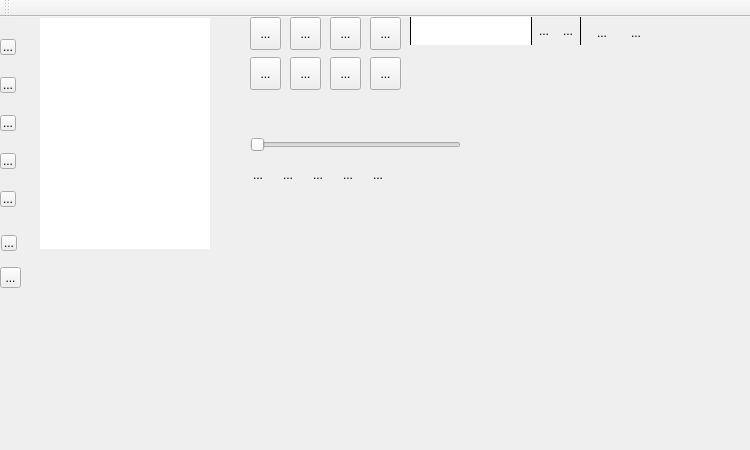
milohr/babe-qt, file mainwindow.ui: the form before one commit.
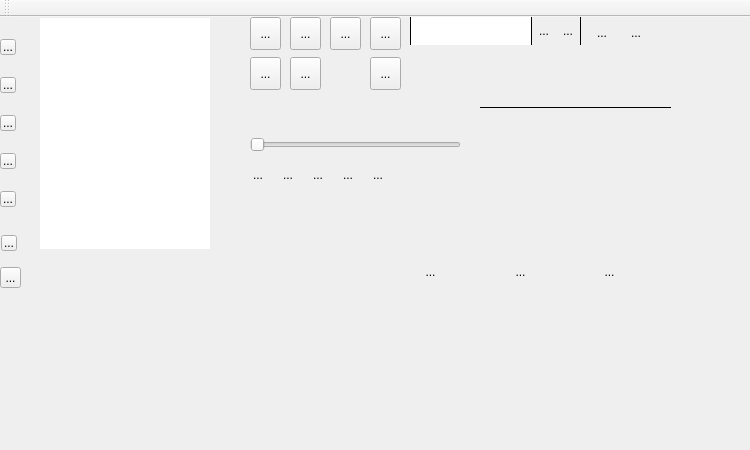
The form after the commit. Icons and pictures are not drawn.

What changed in the file:
```diff
--- a/mainwindow.ui
+++ b/mainwindow.ui
@@ -356,23 +356,6 @@
       <normaloff>:/Data/data/view-media-playlist.svg</normaloff>:/Data/data/view-media-playlist.svg</iconset>
     </property>
    </widget>
-   <widget class="QToolButton" name="open_btn">
-    <property name="geometry">
-     <rect>
-      <x>330</x>
-      <y>40</y>
-      <width>31</width>
-      <height>33</height>
-     </rect>
-    </property>
-    <property name="text">
-     <string>...</string>
-    </property>
-    <property name="icon">
-     <iconset theme="filename-title-amarok">
-      <normaloff>.</normaloff>.</iconset>
-    </property>
-   </widget>
    <widget class="QToolButton" name="info_view">
     <property name="geometry">
      <rect>
@@ -789,6 +772,152 @@
      </item>
     </layout>
    </widget>
+   <widget class="QFrame" name="playlistUtils">
+    <property name="geometry">
+     <rect>
+      <x>420</x>
+      <y>240</y>
+      <width>200</width>
+      <height>31</height>
+     </rect>
+    </property>
+    <property name="sizePolicy">
+     <sizepolicy hsizetype="Expanding" vsizetype="Preferred">
+      <horstretch>0</horstretch>
+      <verstretch>0</verstretch>
+     </sizepolicy>
+    </property>
+    <property name="maximumSize">
+     <size>
+      <width>200</width>
+      <height>16777215</height>
+     </size>
+    </property>
+    <property name="styleSheet">
+     <string notr="true">margin:0;</string>
+    </property>
+    <property name="frameShape">
+     <enum>QFrame::NoFrame</enum>
+    </property>
+    <property name="frameShadow">
+     <enum>QFrame::Plain</enum>
+    </property>
+    <layout class="QGridLayout" name="gridLayout">
+     <property name="leftMargin">
+      <number>0</number>
+     </property>
+     <property name="topMargin">
+      <number>0</number>
+     </property>
+     <property name="rightMargin">
+      <number>0</number>
+     </property>
+     <property name="bottomMargin">
+      <number>0</number>
+     </property>
+     <property name="spacing">
+      <number>0</number>
+     </property>
+     <item row="0" column="2">
+      <widget class="QToolButton" name="tracks_view_2">
+       <property name="text">
+        <string>...</string>
+       </property>
+       <property name="icon">
+        <iconset theme="filename-filetype-amarok">
+         <normaloff>.</normaloff>.</iconset>
+       </property>
+       <property name="checkable">
+        <bool>false</bool>
+       </property>
+       <property name="autoExclusive">
+        <bool>true</bool>
+       </property>
+       <property name="autoRaise">
+        <bool>true</bool>
+       </property>
+      </widget>
+     </item>
+     <item row="0" column="1">
+      <spacer name="horizontalSpacer">
+       <property name="orientation">
+        <enum>Qt::Horizontal</enum>
+       </property>
+       <property name="sizeHint" stdset="0">
+        <size>
+         <width>40</width>
+         <height>20</height>
+        </size>
+       </property>
+      </spacer>
+     </item>
+     <item row="0" column="0">
+      <widget class="QToolButton" name="refreshBtn">
+       <property name="toolTip">
+        <string>Clear..</string>
+       </property>
+       <property name="text">
+        <string>...</string>
+       </property>
+       <property name="icon">
+        <iconset theme="filename-bpm-amarok"/>
+       </property>
+       <property name="autoRaise">
+        <bool>true</bool>
+       </property>
+      </widget>
+     </item>
+     <item row="0" column="3">
+      <spacer name="horizontalSpacer_4">
+       <property name="orientation">
+        <enum>Qt::Horizontal</enum>
+       </property>
+       <property name="sizeHint" stdset="0">
+        <size>
+         <width>40</width>
+         <height>20</height>
+        </size>
+       </property>
+      </spacer>
+     </item>
+     <item row="0" column="4">
+      <widget class="QToolButton" name="open_btn">
+       <property name="text">
+        <string>...</string>
+       </property>
+       <property name="icon">
+        <iconset theme="filename-title-amarok">
+         <normaloff>.</normaloff>.</iconset>
+       </property>
+       <property name="autoRaise">
+        <bool>true</bool>
+       </property>
+      </widget>
+     </item>
+    </layout>
+   </widget>
+   <widget class="QFrame" name="frame_4">
+    <property name="geometry">
+     <rect>
+      <x>480</x>
+      <y>90</y>
+      <width>191</width>
+      <height>1</height>
+     </rect>
+    </property>
+    <property name="maximumSize">
+     <size>
+      <width>16777215</width>
+      <height>1</height>
+     </size>
+    </property>
+    <property name="frameShape">
+     <enum>QFrame::HLine</enum>
+    </property>
+    <property name="frameShadow">
+     <enum>QFrame::Plain</enum>
+    </property>
+   </widget>
   </widget>
   <widget class="QToolBar" name="mainToolBar">
    <property name="styleSheet">
```
